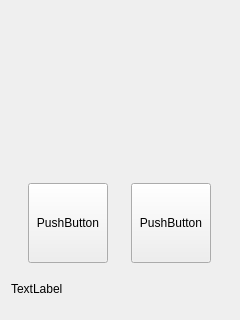
ld3003/v3ssdk-app, file demo-guid/widget.ui: the form before one commit.
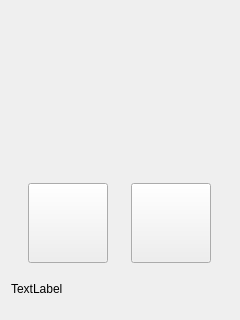
The form after the commit. Icons and pictures are not drawn.

```diff
--- a/demo-guid/widget.ui
+++ b/demo-guid/widget.ui
@@ -165,7 +165,7 @@
           </size>
          </property>
          <property name="text">
-          <string>PushButton</string>
+          <string/>
          </property>
         </widget>
        </item>
@@ -184,7 +184,7 @@
           </size>
          </property>
          <property name="text">
-          <string>PushButton</string>
+          <string/>
          </property>
         </widget>
        </item>
```
